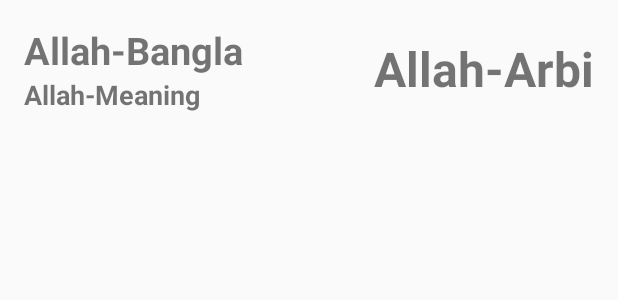
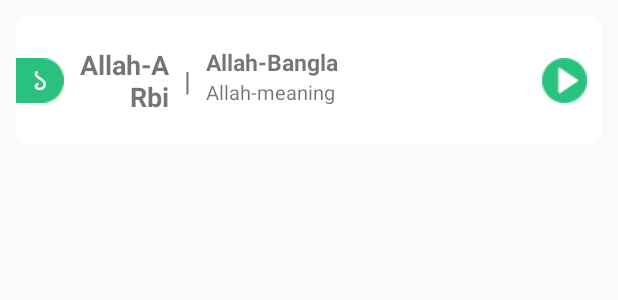
Before and after one commit to moinakash/Islamic_App, an Android app: the layout allahname_item_layout.xml on its own in the app's theme, with its tools: preview values and no code run, on a phone screen of 412 x 824 dp. Shown: the top 300 px of the screen. Run offline under Robolectric (Android 15) with nearby library versions, the phone set to English and light mode, and no system bars; network calls fail.

Commit message:
allah name

```diff
--- a/app/src/main/java/com/example/islamicappb/SuraActivity.java
+++ b/app/src/main/java/com/example/islamicappb/SuraActivity.java
@@ -12,16 +12,19 @@ import android.database.Cursor;
 import android.database.sqlite.SQLiteDatabase;
 import android.os.Bundle;
 import android.preference.PreferenceManager;
+import android.util.AttributeSet;
 import android.util.Log;
 import android.view.LayoutInflater;
 import android.view.Menu;
 import android.view.MenuInflater;
 import android.view.MenuItem;
+import android.view.MotionEvent;
 import android.view.View;
 import android.view.ViewGroup;
 import android.widget.AdapterView;
 import android.widget.ArrayAdapter;
 import android.widget.ListView;
+import android.widget.ScrollView;
 import android.widget.SearchView;
 import android.widget.TextView;
 import android.widget.Toast;
@@ -369,4 +372,6 @@ public class SuraActivity
         super.onPostResume();
         oncreate();
     }
+
+
 }
--- a/app/src/main/res/layout/activity_allah_name.xml
+++ b/app/src/main/res/layout/activity_allah_name.xml
@@ -12,8 +12,8 @@
         android:layout_width="match_parent"
         android:layout_height="match_parent"
         android:dividerHeight="1dp"
-        android:divider="#104781"
-        android:listSelector="#65DDCB"></ListView>
+        android:divider="#00FFFFFF"
+        ></ListView>
 
 
 </LinearLayout>
--- a/app/src/main/res/layout/allahname_item_layout.xml
+++ b/app/src/main/res/layout/allahname_item_layout.xml
@@ -1,12 +1,13 @@
 <?xml version="1.0" encoding="utf-8"?>
-<LinearLayout
-xmlns:android="http://schemas.android.com/apk/res/android" android:layout_width="match_parent"
-android:layout_height="wrap_content"
-android:orientation="horizontal"
-android:gravity="center"
-android:padding="16dp">
+<LinearLayout xmlns:android="http://schemas.android.com/apk/res/android"
+    android:layout_width="match_parent"
+    android:layout_height="wrap_content"
+    xmlns:app="http://schemas.android.com/apk/res-auto"
+    android:orientation="vertical"
+    android:gravity="center"
+    android:padding="5dp">
 
-<LinearLayout
+<!--<LinearLayout
     android:layout_weight="1"
     android:layout_gravity="left"
     android:gravity="left"
@@ -53,8 +54,155 @@ android:padding="16dp">
         android:layout_width="wrap_content"
         android:layout_height="wrap_content"/>
 
-</LinearLayout>
+</LinearLayout>-->
 
 
 
+    <androidx.cardview.widget.CardView
+
+        android:layout_margin="5dp"
+
+        app:cardCornerRadius="10dp"
+        android:layout_width="match_parent"
+        android:layout_height="wrap_content"
+        >
+
+        <LinearLayout
+
+            android:layout_marginTop="10dp"
+            android:layout_marginBottom="10dp"
+
+            android:layout_gravity="center_vertical"
+            android:orientation="horizontal"
+            android:layout_width="match_parent"
+            android:layout_height="wrap_content">
+
+
+            <LinearLayout
+                android:layout_marginTop="10dp"
+                android:layout_marginBottom="10dp"
+                android:gravity="center"
+                android:layout_gravity="center"
+                android:background="@drawable/ayat_number_bg"
+
+                android:layout_width="wrap_content"
+                android:layout_height="wrap_content">
+
+                <TextView
+
+                    android:layout_width="wrap_content"
+                    android:layout_height="wrap_content"
+                    android:layout_gravity="center"
+                    android:gravity="center"
+                    android:text="১"
+                    android:textColor="@android:color/white"
+                    android:textSize="20sp" />
+
+            </LinearLayout>
+
+            <LinearLayout
+
+                android:layout_marginTop="10dp"
+                android:layout_marginBottom="10dp"
+                android:orientation="vertical"
+
+                android:layout_gravity="center"
+                android:layout_width="80dp"
+                android:layout_height="wrap_content">
+
+                <TextView
+
+                    android:id="@+id/idAllah_ArbiName"
+                    android:layout_marginRight="10dp"
+                    android:layout_gravity="right"
+                    android:gravity="right"
+                    android:text="Allah-ARbi"
+                    android:textSize="18sp"
+                    android:textStyle="bold"
+                    android:layout_width="wrap_content"
+                    android:layout_height="wrap_content"/>
+
+
+            </LinearLayout>
+
+
+
+            <LinearLayout
+
+                android:layout_marginTop="10dp"
+                android:layout_marginBottom="10dp"
+                android:orientation="vertical"
+                android:gravity="center"
+                android:layout_gravity="center"
+
+                android:layout_width="wrap_content"
+                android:layout_height="wrap_content">
+
+                <TextView
+
+
+
+                    android:text="|"
+                    android:textSize="18sp"
+                    android:textStyle="bold"
+                    android:layout_width="wrap_content"
+                    android:layout_height="wrap_content"/>
+
+
+            </LinearLayout>
+
+            <LinearLayout
+
+                android:layout_marginTop="10dp"
+                android:layout_marginBottom="10dp"
+                android:orientation="vertical"
+                android:layout_weight="1"
+                android:gravity="left"
+                android:layout_width="match_parent"
+                android:layout_height="wrap_content">
+                <TextView
+                    android:id="@+id/idAllah_banglaName"
+                    android:layout_marginLeft="10dp"
+                    android:textStyle="bold"
+
+                    android:layout_gravity="left"
+                    android:gravity="left"
+                    android:textSize="15sp"
+                    android:text="Allah-Bangla"
+                    android:layout_width="match_parent"
+                    android:layout_height="wrap_content"/>
+
+                <TextView
+                    android:id="@+id/idAllah_banglaMeaning"
+                    android:layout_marginLeft="10dp"
+                    android:textStyle="normal"
+                    android:layout_gravity="left"
+                    android:gravity="left"
+                    android:textSize="13sp"
+                    android:text="Allah-meaning"
+                    android:layout_width="match_parent"
+                    android:layout_height="wrap_content"/>
+
+            </LinearLayout>
+
+
+
+            <LinearLayout
+                android:layout_marginRight="10dp"
+                android:gravity="center"
+                android:layout_gravity="center"
+                android:background="@drawable/play_button"
+
+                android:layout_width="30dp"
+                android:layout_height="30dp">
+
+
+
+            </LinearLayout>
+
+        </LinearLayout>
+
+
+    </androidx.cardview.widget.CardView>
+
 </LinearLayout>
--- a/app/src/main/res/layout/custom_suraname_layout.xml
+++ b/app/src/main/res/layout/custom_suraname_layout.xml
@@ -76,7 +76,7 @@
 
                     <TextView
 
-                        android:textStyle="bold"
+                        android:textStyle="normal"
                         android:layout_gravity="left"
                         android:gravity="left"
                         android:id="@+id/idSuraNameMeaning"
@@ -89,7 +89,7 @@
 
 
                         android:layout_marginLeft="4dp"
-                        android:textStyle="bold"
+                        android:textStyle="normal"
                         android:layout_gravity="bottom"
                         android:gravity="bottom"
                         android:id="@+id/idSura_total_Ayat"
@@ -126,7 +126,7 @@
 
                 <TextView
                     android:layout_marginRight="10dp"
-                    android:textStyle="bold"
+                    android:textStyle="normal"
                     android:id="@+id/idSuraPlace"
                     android:layout_gravity="right"
                     android:gravity="right"
```
Also changed, not shown: app/src/main/java/com/example/islamicappb/VerticalScrollview.java (added, +57 -0 lines), app/src/main/res/layout/activity_sura.xml (+18 -8 lines), app/src/main/res/drawable-v24/play_button.png (added).
